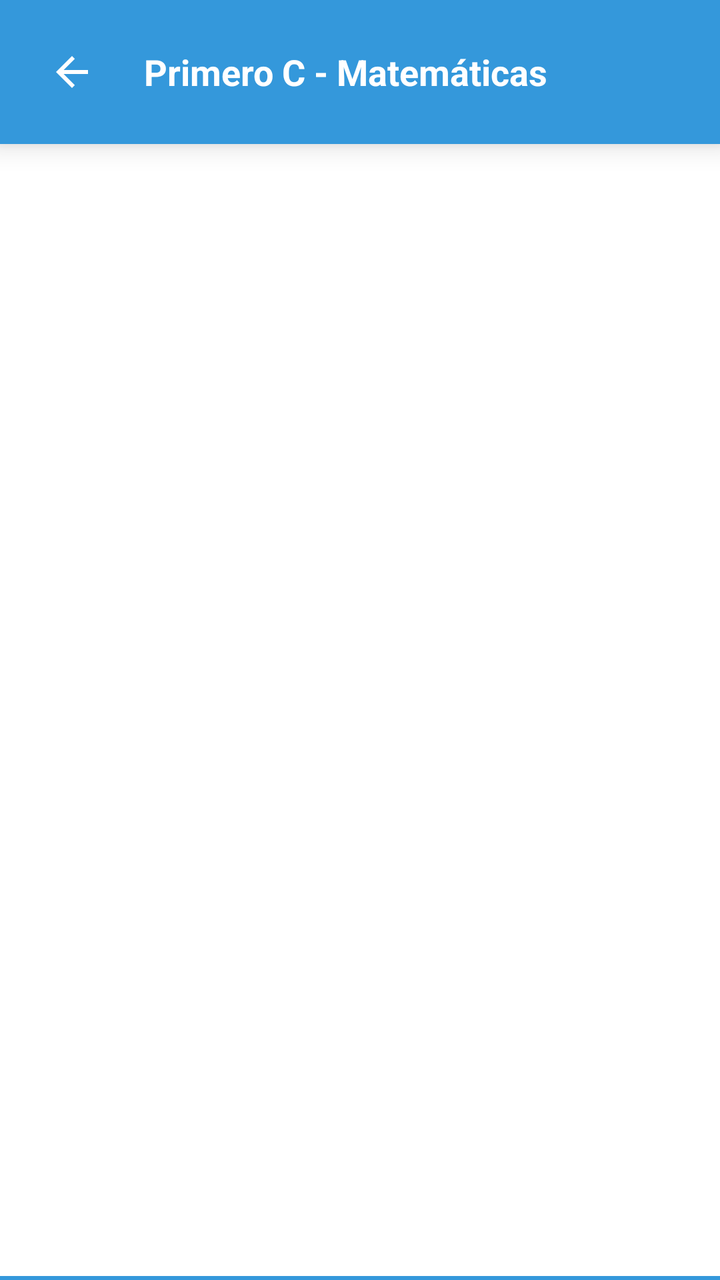
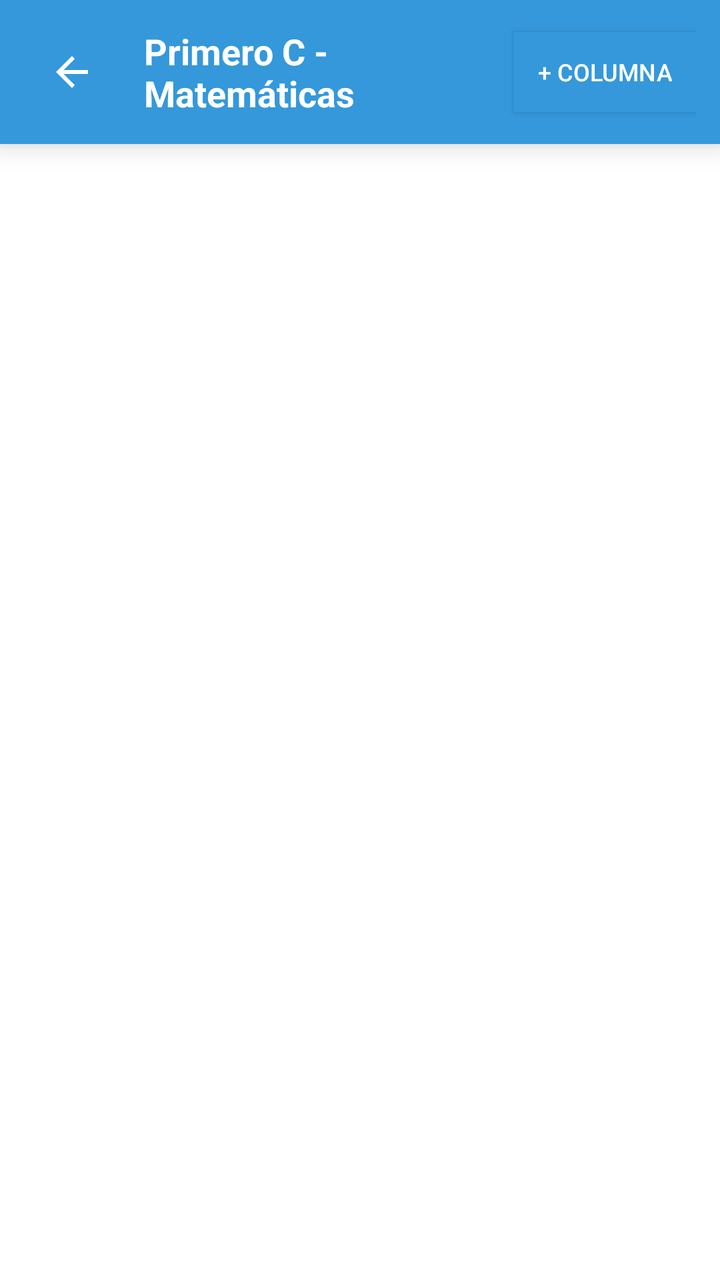

Compare the two renders of this Android layout. The source of the first and the diff that turns it into the second are given below.
<!-- AndroidManifest.xml: application theme Theme.Colegio -->
<!-- res/layout/activity_primero.xml -->
<?xml version="1.0" encoding="utf-8"?>
<LinearLayout xmlns:android="http://schemas.android.com/apk/res/android"
    xmlns:app="http://schemas.android.com/apk/res-auto"
    android:layout_width="match_parent"
    android:layout_height="match_parent"
    android:orientation="vertical"
    android:background="@color/fondo_app">

    
    <LinearLayout
        android:id="@+id/headerLayout"
        android:layout_width="match_parent"
        android:layout_height="wrap_content"
        android:orientation="horizontal"
        android:background="@color/curso_primero"
        android:padding="12dp"
        android:elevation="8dp"
        android:gravity="center_vertical">

        
        <androidx.appcompat.widget.AppCompatImageButton
            android:id="@+id/btnBack"
            android:layout_width="48dp"
            android:layout_height="48dp"
            android:src="@drawable/ic_arrow_back"
            android:background="?attr/selectableItemBackgroundBorderless"
            android:tint="@android:color/white"
            android:contentDescription="Regresar" />

        
        <TextView
            android:id="@+id/tvTituloCurso"
            android:layout_width="0dp"
            android:layout_height="wrap_content"
            android:layout_weight="1"
            android:text="Primero C - Matemáticas"
            android:textSize="18sp"
            android:textColor="@android:color/white"
            android:textStyle="bold"
            android:layout_marginStart="12dp" />

    </LinearLayout>

    
    <LinearLayout
        android:id="@+id/contenedorPrincipal"
        android:layout_width="match_parent"
        android:layout_height="0dp"
        android:layout_weight="1"
        android:orientation="horizontal">

        
        <ScrollView
            android:id="@+id/scrollFijaVertical"
            android:layout_width="wrap_content"
            android:layout_height="match_parent"
            android:scrollbars="vertical"
            android:background="@android:color/white">

            <TableLayout
                android:id="@+id/tablaFija"
                android:layout_width="wrap_content"
                android:layout_height="wrap_content"
                android:stretchColumns="false" />
        </ScrollView>

        
        <HorizontalScrollView
            android:id="@+id/scrollHorizontal"
            android:layout_width="0dp"
            android:layout_height="match_parent"
            android:layout_weight="1"
            android:scrollbars="horizontal|vertical"
            android:background="@android:color/white">

            <ScrollView
                android:id="@+id/scrollVertical"
                android:layout_width="wrap_content"
                android:layout_height="match_parent"
                android:scrollbars="vertical">

                <TableLayout
                    android:id="@+id/tablaNotas"
                    android:layout_width="wrap_content"
                    android:layout_height="wrap_content"
                    android:stretchColumns="false" />
            </ScrollView>
        </HorizontalScrollView>
    </LinearLayout>

    
    <View
        android:layout_width="match_parent"
        android:layout_height="2dp"
        android:background="@color/curso_primero" />

</LinearLayout>
<!-- resources referenced by this layout -->
<resources>
  <color name="curso_primero">#3498DB</color>
  <color name="fondo_app">#F5F7FA</color>
  <!-- drawable ic_arrow_back (drawable) -->
  <?xml version="1.0" encoding="utf-8"?>
  <vector xmlns:android="http://schemas.android.com/apk/res/android"
      android:width="24dp"
      android:height="24dp"
      android:viewportWidth="24"
      android:viewportHeight="24">
      <path
          android:fillColor="#FFFFFF"
          android:pathData="M20,11H7.83l5.59,-5.59L12,4l-8,8 8,8 1.41,-1.41L7.83,13H20v-2z"/>
  </vector>
  <style name="Theme.Colegio" parent="Theme.MaterialComponents.DayNight.NoActionBar">
          
          <item name="colorPrimary">@color/purple_500</item>
          <item name="colorPrimaryVariant">@color/purple_700</item>
          <item name="colorOnPrimary">@color/white</item>
          
          <item name="colorSecondary">@color/teal_200</item>
          <item name="colorSecondaryVariant">@color/teal_700</item>
          <item name="colorOnSecondary">@color/black</item>
          
          <item name="android:statusBarColor">?attr/colorPrimaryVariant</item>
          
      </style>
  <color name="purple_500">#FF6200EE</color>
  <color name="purple_700">#FF3700B3</color>
  <color name="white">#FFFFFFFF</color>
  <color name="teal_200">#FF03DAC5</color>
  <color name="teal_700">#FF018786</color>
  <color name="black">#FF000000</color>
</resources>

<!-- the commit's change to res/layout/activity_primero.xml (unified diff, before → after) -->
@@ -17,7 +17,6 @@
         android:elevation="8dp"
         android:gravity="center_vertical">
 
-        
         <androidx.appcompat.widget.AppCompatImageButton
             android:id="@+id/btnBack"
             android:layout_width="48dp"
@@ -27,7 +26,6 @@
             android:tint="@android:color/white"
             android:contentDescription="Regresar" />
 
-        
         <TextView
             android:id="@+id/tvTituloCurso"
             android:layout_width="0dp"
@@ -38,6 +36,20 @@
             android:textColor="@android:color/white"
             android:textStyle="bold"
             android:layout_marginStart="12dp" />
+
+        
+        
+        <Button
+            android:id="@+id/btnAgregarColumna"
+            android:layout_width="wrap_content"
+            android:layout_height="40dp"
+            android:text="+ Columna"
+            android:background="@color/curso_primero"
+            android:textColor="@android:color/white"
+            android:paddingStart="12dp"
+            android:paddingEnd="12dp"
+            android:textSize="12sp"
+            android:elevation="2dp" />
 
     </LinearLayout>
 
@@ -88,10 +100,4 @@
         </HorizontalScrollView>
     </LinearLayout>
 
-    
-    <View
-        android:layout_width="match_parent"
-        android:layout_height="2dp"
-        android:background="@color/curso_primero" />
-
 </LinearLayout>
